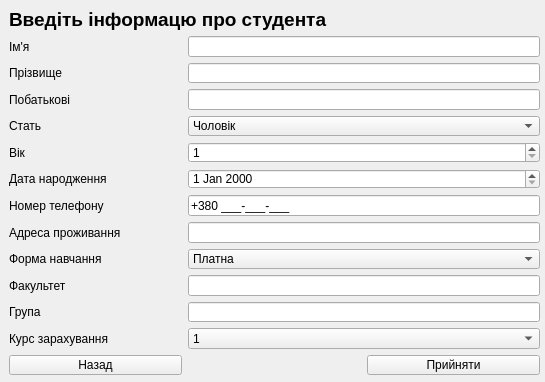
The window that addstudentform.ui (Shuna322/QtKyrsova) describes before a commit, drawn with Qt 5.
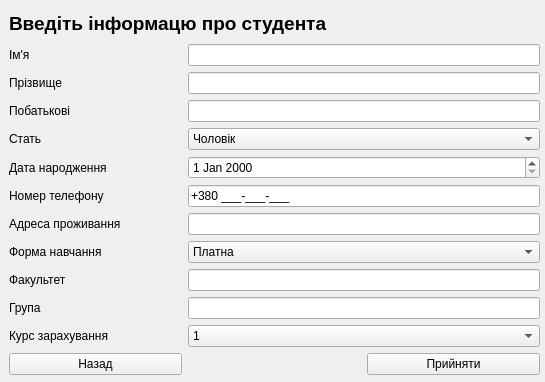
The same window after the commit. Icons and pictures are not drawn.

Diff of the .ui file:
```diff
--- a/addstudentform.ui
+++ b/addstudentform.ui
@@ -27,6 +27,33 @@
     </rect>
    </property>
    <layout class="QGridLayout" name="gridLayout">
+    <item row="12" column="2">
+     <widget class="QPushButton" name="pushButton_2">
+      <property name="text">
+       <string>Прийняти</string>
+      </property>
+     </widget>
+    </item>
+    <item row="1" column="0">
+     <widget class="QLabel" name="label">
+      <property name="layoutDirection">
+       <enum>Qt::RightToLeft</enum>
+      </property>
+      <property name="text">
+       <string>Ім'я</string>
+      </property>
+     </widget>
+    </item>
+    <item row="1" column="1" colspan="2">
+     <widget class="QLineEdit" name="lineEdit">
+      <property name="inputMask">
+       <string>AAAAAAAAAAAAAAAAAAAA</string>
+      </property>
+      <property name="maxLength">
+       <number>20</number>
+      </property>
+     </widget>
+    </item>
     <item row="0" column="0" colspan="2">
      <widget class="QLabel" name="label_10">
       <property name="font">
@@ -41,36 +68,6 @@
       </property>
      </widget>
     </item>
-    <item row="1" column="0">
-     <widget class="QLabel" name="label">
-      <property name="layoutDirection">
-       <enum>Qt::RightToLeft</enum>
-      </property>
-      <property name="text">
-       <string>Ім'я</string>
-      </property>
-     </widget>
-    </item>
-    <item row="1" column="1" colspan="2">
-     <widget class="QLineEdit" name="lineEdit">
-      <property name="inputMask">
-       <string>AAAAAAAAAAAAAAAAAAAA</string>
-      </property>
-      <property name="maxLength">
-       <number>20</number>
-      </property>
-     </widget>
-    </item>
-    <item row="2" column="0">
-     <widget class="QLabel" name="label_2">
-      <property name="layoutDirection">
-       <enum>Qt::RightToLeft</enum>
-      </property>
-      <property name="text">
-       <string>Прізвище</string>
-      </property>
-     </widget>
-    </item>
     <item row="2" column="1" colspan="2">
      <widget class="QLineEdit" name="lineEdit_2">
       <property name="inputMask">
@@ -88,6 +85,16 @@
       </property>
      </widget>
     </item>
+    <item row="2" column="0">
+     <widget class="QLabel" name="label_2">
+      <property name="layoutDirection">
+       <enum>Qt::RightToLeft</enum>
+      </property>
+      <property name="text">
+       <string>Прізвище</string>
+      </property>
+     </widget>
+    </item>
     <item row="3" column="1" colspan="2">
      <widget class="QLineEdit" name="lineEdit_3">
       <property name="inputMask">
@@ -95,13 +102,13 @@
       </property>
      </widget>
     </item>
-    <item row="4" column="0">
-     <widget class="QLabel" name="label_4">
+    <item row="5" column="0">
+     <widget class="QLabel" name="label_6">
       <property name="layoutDirection">
        <enum>Qt::RightToLeft</enum>
       </property>
       <property name="text">
-       <string>Стать</string>
+       <string>Дата народження</string>
       </property>
      </widget>
     </item>
@@ -131,43 +138,17 @@
       </item>
      </widget>
     </item>
-    <item row="5" column="0">
-     <widget class="QLabel" name="label_5">
+    <item row="4" column="0">
+     <widget class="QLabel" name="label_4">
       <property name="layoutDirection">
        <enum>Qt::RightToLeft</enum>
       </property>
       <property name="text">
-       <string>Вік</string>
-      </property>
-     </widget>
-    </item>
-    <item row="5" column="1" colspan="2">
-     <widget class="QSpinBox" name="spinBox">
-      <property name="buttonSymbols">
-       <enum>QAbstractSpinBox::UpDownArrows</enum>
-      </property>
-      <property name="minimum">
-       <number>1</number>
-      </property>
-      <property name="maximum">
-       <number>99</number>
+       <string>Стать</string>
       </property>
      </widget>
     </item>
     <item row="6" column="0">
-     <widget class="QLabel" name="label_6">
-      <property name="layoutDirection">
-       <enum>Qt::RightToLeft</enum>
-      </property>
-      <property name="text">
-       <string>Дата народження</string>
-      </property>
-     </widget>
-    </item>
-    <item row="6" column="1" colspan="2">
-     <widget class="QDateEdit" name="dateEdit"/>
-    </item>
-    <item row="7" column="0">
      <widget class="QLabel" name="label_7">
       <property name="layoutDirection">
        <enum>Qt::RightToLeft</enum>
@@ -177,7 +158,10 @@
       </property>
      </widget>
     </item>
-    <item row="7" column="1" colspan="2">
+    <item row="5" column="1" colspan="2">
+     <widget class="QDateEdit" name="dateEdit"/>
+    </item>
+    <item row="6" column="1" colspan="2">
      <widget class="QLineEdit" name="lineEdit_7">
       <property name="inputMask">
        <string>+38\0 999-999-999;_</string>
@@ -187,7 +171,7 @@
       </property>
      </widget>
     </item>
-    <item row="8" column="0">
+    <item row="7" column="0">
      <widget class="QLabel" name="label_8">
       <property name="layoutDirection">
        <enum>Qt::RightToLeft</enum>
@@ -197,10 +181,10 @@
       </property>
      </widget>
     </item>
-    <item row="8" column="1" colspan="2">
+    <item row="7" column="1" colspan="2">
      <widget class="QLineEdit" name="lineEdit_8"/>
     </item>
-    <item row="9" column="0">
+    <item row="8" column="0">
      <widget class="QLabel" name="label_9">
       <property name="layoutDirection">
        <enum>Qt::RightToLeft</enum>
@@ -211,6 +195,13 @@
      </widget>
     </item>
     <item row="9" column="1" colspan="2">
+     <widget class="QLineEdit" name="lineEdit_4">
+      <property name="inputMask">
+       <string>AAAAAAAAAAAAAAAAAAAAAAAAA</string>
+      </property>
+     </widget>
+    </item>
+    <item row="8" column="1" colspan="2">
      <widget class="QComboBox" name="comboBox_2">
       <item>
        <property name="text">
@@ -224,7 +215,7 @@
       </item>
      </widget>
     </item>
-    <item row="10" column="0">
+    <item row="9" column="0">
      <widget class="QLabel" name="label_11">
       <property name="layoutDirection">
        <enum>Qt::RightToLeft</enum>
@@ -234,41 +225,7 @@
       </property>
      </widget>
     </item>
-    <item row="10" column="1" colspan="2">
-     <widget class="QLineEdit" name="lineEdit_4">
-      <property name="inputMask">
-       <string>AAAAAAAAAAAAAAAAAAAAAAAAA</string>
-      </property>
-     </widget>
-    </item>
-    <item row="11" column="0">
-     <widget class="QLabel" name="label_12">
-      <property name="layoutDirection">
-       <enum>Qt::RightToLeft</enum>
-      </property>
-      <property name="text">
-       <string>Група</string>
-      </property>
-     </widget>
-    </item>
     <item row="11" column="1" colspan="2">
-     <widget class="QLineEdit" name="lineEdit_5">
-      <property name="inputMask">
-       <string>AAAAAAAAAAAAAAAAAAAAAAAAA</string>
-      </property>
-     </widget>
-    </item>
-    <item row="12" column="0">
-     <widget class="QLabel" name="label_13">
-      <property name="layoutDirection">
-       <enum>Qt::RightToLeft</enum>
-      </property>
-      <property name="text">
-       <string>Курс зарахування</string>
-      </property>
-     </widget>
-    </item>
-    <item row="12" column="1" colspan="2">
      <widget class="QComboBox" name="comboBox_3">
       <item>
        <property name="text">
@@ -287,17 +244,37 @@
       </item>
      </widget>
     </item>
-    <item row="13" column="0">
+    <item row="10" column="0">
+     <widget class="QLabel" name="label_12">
+      <property name="layoutDirection">
+       <enum>Qt::RightToLeft</enum>
+      </property>
+      <property name="text">
+       <string>Група</string>
+      </property>
+     </widget>
+    </item>
+    <item row="12" column="0">
      <widget class="QPushButton" name="pushButton">
       <property name="text">
        <string>Назад</string>
       </property>
      </widget>
     </item>
-    <item row="13" column="2">
-     <widget class="QPushButton" name="pushButton_2">
+    <item row="10" column="1" colspan="2">
+     <widget class="QLineEdit" name="lineEdit_5">
+      <property name="inputMask">
+       <string>AAAAAAAAAAAAAAAAAAAAAAAAA</string>
+      </property>
+     </widget>
+    </item>
+    <item row="11" column="0">
+     <widget class="QLabel" name="label_13">
+      <property name="layoutDirection">
+       <enum>Qt::RightToLeft</enum>
+      </property>
       <property name="text">
-       <string>Прийняти</string>
+       <string>Курс зарахування</string>
       </property>
      </widget>
     </item>
```
Left out of the diff: 1 changed line with no effect on the pictures.
